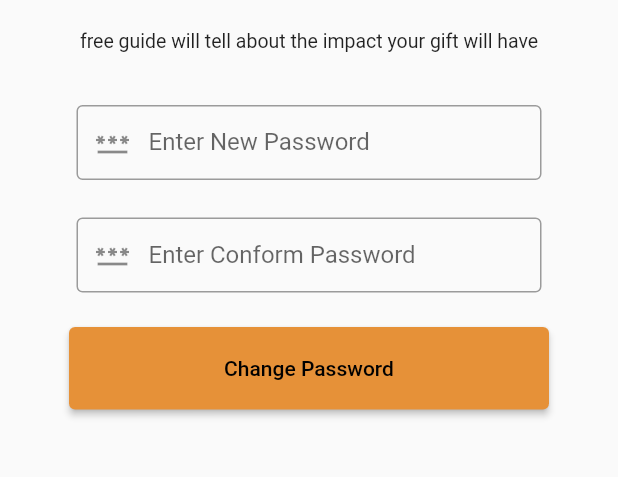
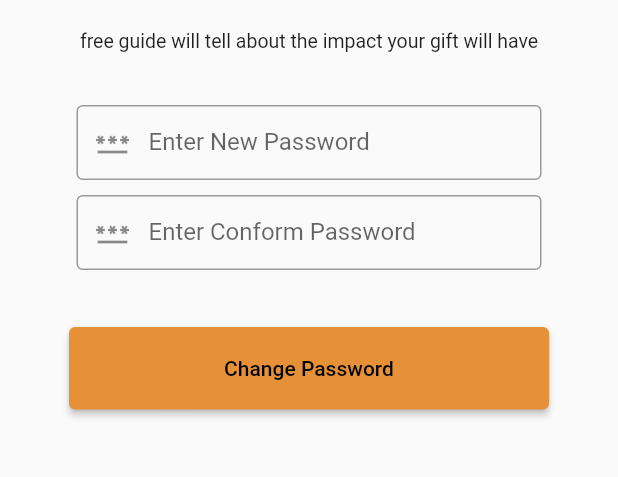
Before and after one commit to Abhishek617/gilt_app, a Flutter app: the Change_password screen opened by its route, on a phone screen of 412 x 824 dp, the part 438-915 px from its top. Run offline on Flutter 3.47's test engine with Material 2 defaults, Android fonts, the phone set to English and light mode, and no system bars; our stand-ins replace another_flushbar, dio, flutter_mobx, flutter_otp_text_field, get_it, introduction_screen and 4 more; missing offline and left inert: material_dialog, shared_preferences_web, xxtea; accounts and stored records are empty; generated files the repository leaves out were written again; Roboto replaces fonts that are missing (SF-Mono).

Commit message:
Change Password Screen fixes

```diff
--- a/lib/ui/forgot_reset_password/change_password.dart
+++ b/lib/ui/forgot_reset_password/change_password.dart
@@ -80,9 +80,6 @@ class _Change_passwordState extends State<Change_password> {
                     ),
                   ),
                 ),
-                SizedBox(
-                  height: 15,
-                ),
                 Padding(
                   padding: const EdgeInsets.only(top: 10),
                   child: Container(
@@ -119,7 +116,7 @@ class _Change_passwordState extends State<Change_password> {
                   ),
                 ),
                 SizedBox(
-                  height: 15,
+                  height: 30,
                 ),
                 ElevatedButtonWidget(
                   buttonColor: Theme.of(context).colorScheme.primary,
--- a/lib/ui/my_app.dart
+++ b/lib/ui/my_app.dart
@@ -61,7 +61,7 @@ class MyApp extends StatelessWidget {
               // Built-in localization of basic text for Cupertino widgets
               GlobalCupertinoLocalizations.delegate,
             ],
-            home:_userStore.isFirst ? OnBoardingPage() : (_userStore.isLoggedIn ? HomeScreen() : After_LoginScreen()),
+            home:_userStore.isFirst ? OnBoardingPage() : (_userStore.isLoggedIn ? HomeScreen() : WelcomeLogin()),
           );
         },
       ),
```
